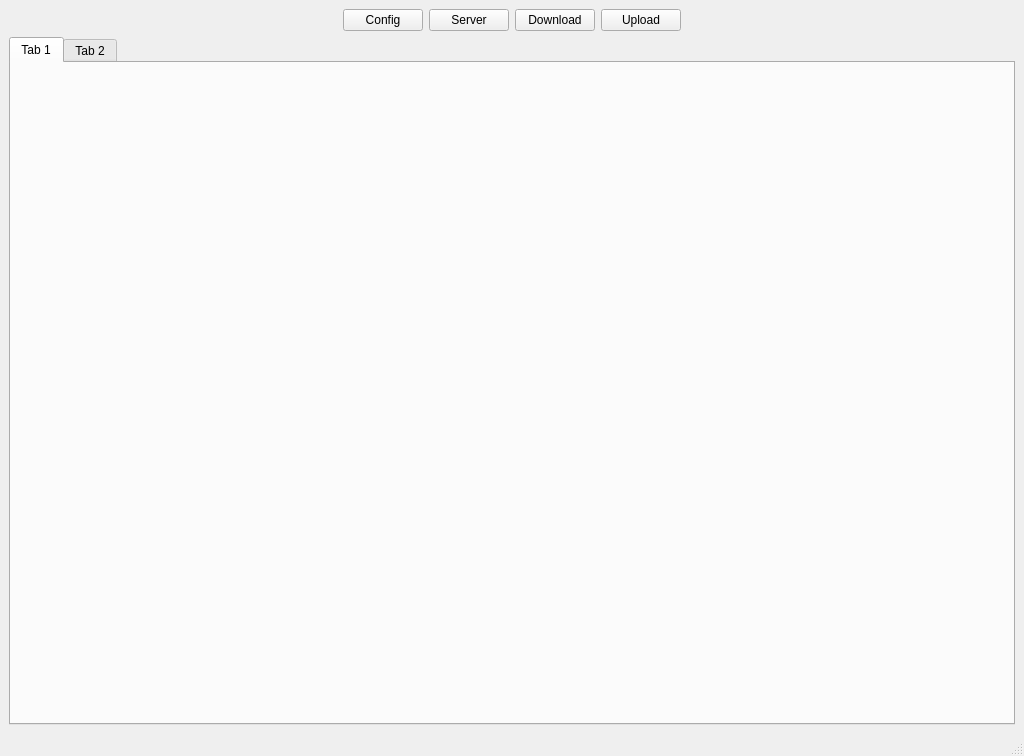
This is CiderPress_AJ_GUI/ciderpress.ui in DerDudemeister046/AJ_Qt_GUI as Qt 5 draws it before an edit. The edited form follows.
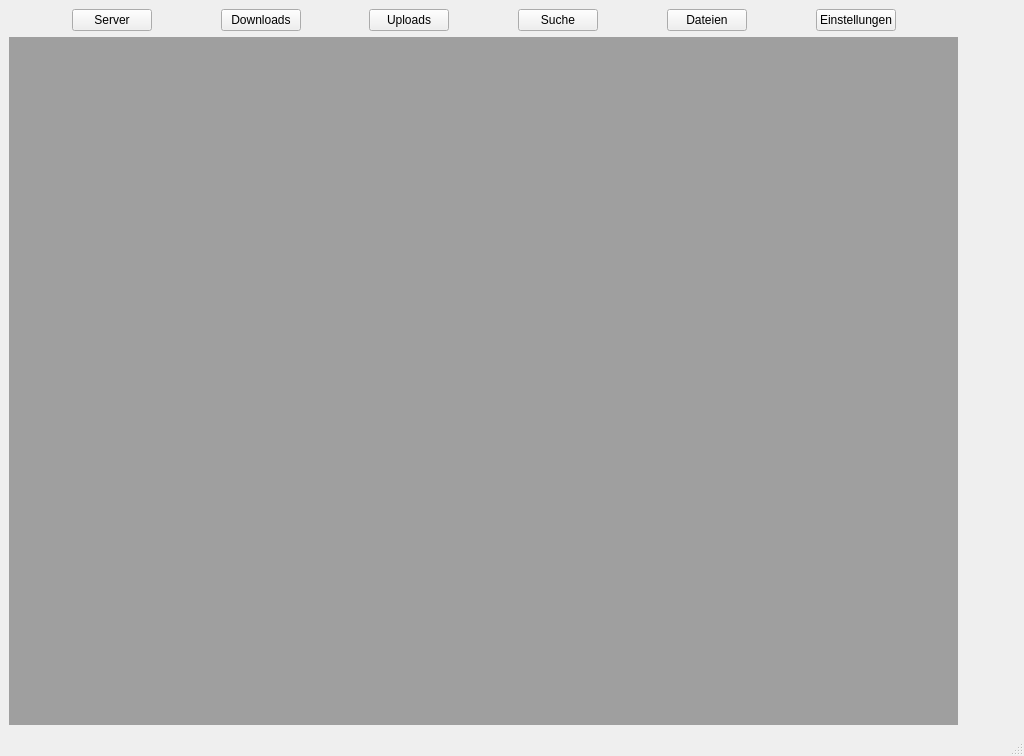
This is the edited form.

What changed in the file:
```diff
--- a/CiderPress_AJ_GUI/ciderpress.ui
+++ b/CiderPress_AJ_GUI/ciderpress.ui
@@ -18,7 +18,7 @@
     <bool>true</bool>
    </property>
    <layout class="QGridLayout" name="gridLayout">
-    <item row="0" column="5">
+    <item row="0" column="13">
      <spacer name="horizontalSpacer_2">
       <property name="orientation">
        <enum>Qt::Horizontal</enum>
@@ -31,11 +31,44 @@
       </property>
      </spacer>
     </item>
+    <item row="0" column="4">
+     <spacer name="horizontalSpacer_4">
+      <property name="orientation">
+       <enum>Qt::Horizontal</enum>
+      </property>
+      <property name="sizeType">
+       <enum>QSizePolicy::MinimumExpanding</enum>
+      </property>
+      <property name="sizeHint" stdset="0">
+       <size>
+        <width>40</width>
+        <height>20</height>
+       </size>
+      </property>
+     </spacer>
+    </item>
+    <item row="0" column="5">
+     <widget class="QPushButton" name="uploads_btn">
+      <property name="text">
+       <string>Uploads</string>
+      </property>
+     </widget>
+    </item>
+    <item row="0" column="11">
+     <widget class="QPushButton" name="settings_btn">
+      <property name="text">
+       <string>Einstellungen</string>
+      </property>
+     </widget>
+    </item>
     <item row="0" column="0">
      <spacer name="horizontalSpacer">
       <property name="orientation">
        <enum>Qt::Horizontal</enum>
       </property>
+      <property name="sizeType">
+       <enum>QSizePolicy::MinimumExpanding</enum>
+      </property>
       <property name="sizeHint" stdset="0">
        <size>
         <width>40</width>
@@ -44,60 +77,116 @@
       </property>
      </spacer>
     </item>
+    <item row="0" column="1">
+     <widget class="QPushButton" name="server_btn">
+      <property name="text">
+       <string>Server</string>
+      </property>
+     </widget>
+    </item>
     <item row="0" column="3">
      <widget class="QPushButton" name="pushButton_2">
       <property name="text">
-       <string>Download</string>
+       <string>Downloads</string>
       </property>
      </widget>
     </item>
+    <item row="0" column="7">
+     <widget class="QPushButton" name="search_btn">
+      <property name="text">
+       <string>Suche</string>
+      </property>
+     </widget>
+    </item>
+    <item row="0" column="10">
+     <spacer name="horizontalSpacer_7">
+      <property name="orientation">
+       <enum>Qt::Horizontal</enum>
+      </property>
+      <property name="sizeType">
+       <enum>QSizePolicy::MinimumExpanding</enum>
+      </property>
+      <property name="sizeHint" stdset="0">
+       <size>
+        <width>40</width>
+        <height>20</height>
+       </size>
+      </property>
+     </spacer>
+    </item>
+    <item row="0" column="9">
+     <widget class="QPushButton" name="data_btn">
+      <property name="text">
+       <string>Dateien</string>
+      </property>
+     </widget>
+    </item>
+    <item row="0" column="8">
+     <spacer name="horizontalSpacer_6">
+      <property name="orientation">
+       <enum>Qt::Horizontal</enum>
+      </property>
+      <property name="sizeType">
+       <enum>QSizePolicy::MinimumExpanding</enum>
+      </property>
+      <property name="sizeHint" stdset="0">
+       <size>
+        <width>40</width>
+        <height>20</height>
+       </size>
+      </property>
+     </spacer>
+    </item>
     <item row="0" column="2">
-     <widget class="QPushButton" name="pushButton_4">
-      <property name="text">
-       <string>Server</string>
+     <spacer name="horizontalSpacer_3">
+      <property name="orientation">
+       <enum>Qt::Horizontal</enum>
       </property>
-     </widget>
-    </item>
-    <item row="0" column="1">
-     <widget class="QPushButton" name="pushButton">
-      <property name="text">
-       <string>Config</string>
+      <property name="sizeType">
+       <enum>QSizePolicy::MinimumExpanding</enum>
       </property>
-     </widget>
+      <property name="sizeHint" stdset="0">
+       <size>
+        <width>40</width>
+        <height>20</height>
+       </size>
+      </property>
+     </spacer>
     </item>
-    <item row="0" column="4">
-     <widget class="QPushButton" name="pushButton_3">
-      <property name="text">
-       <string>Upload</string>
+    <item row="0" column="6">
+     <spacer name="horizontalSpacer_5">
+      <property name="orientation">
+       <enum>Qt::Horizontal</enum>
       </property>
-     </widget>
+      <property name="sizeType">
+       <enum>QSizePolicy::MinimumExpanding</enum>
+      </property>
+      <property name="sizeHint" stdset="0">
+       <size>
+        <width>40</width>
+        <height>20</height>
+       </size>
+      </property>
+     </spacer>
     </item>
-    <item row="1" column="0" colspan="6">
-     <widget class="QTabWidget" name="tabWidget">
-      <property name="currentIndex">
-       <number>0</number>
+    <item row="0" column="12">
+     <spacer name="horizontalSpacer_8">
+      <property name="orientation">
+       <enum>Qt::Horizontal</enum>
       </property>
-      <widget class="QWidget" name="tab">
-       <attribute name="title">
-        <string>Tab 1</string>
-       </attribute>
-       <layout class="QGridLayout" name="gridLayout_2">
-        <item row="0" column="0">
-         <widget class="QWidget" name="widget" native="true"/>
-        </item>
-       </layout>
-      </widget>
-      <widget class="QWidget" name="tab_2">
-       <attribute name="title">
-        <string>Tab 2</string>
-       </attribute>
-       <layout class="QGridLayout" name="gridLayout_3">
-        <item row="0" column="0">
-         <widget class="QMdiArea" name="mdiArea"/>
-        </item>
-       </layout>
-      </widget>
-     </widget>
+      <property name="sizeType">
+       <enum>QSizePolicy::MinimumExpanding</enum>
+      </property>
+      <property name="sizeHint" stdset="0">
+       <size>
+        <width>40</width>
+        <height>20</height>
+       </size>
+      </property>
+     </spacer>
+    </item>
+    <item row="1" column="0" colspan="13">
+     <widget class="QMdiArea" name="mdiArea"/>
     </item>
    </layout>
   </widget>
```
Left out of the diff: 12 changed lines with no effect on the pictures.
